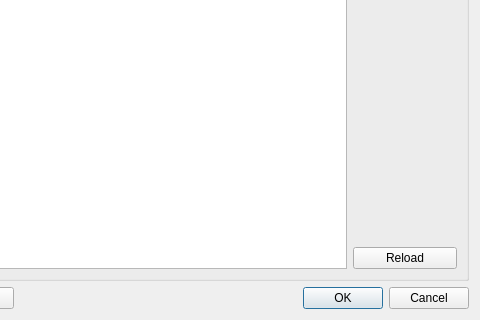
MusculoskeletalAtlasProject/mapclient, file src/mapclient/view/managers/plugins/qt/pluginmanagerdialog.ui: the form before one commit; both pictures show x 87 to 567 and y 176 to 496 of the 567 by 496 pixel window.
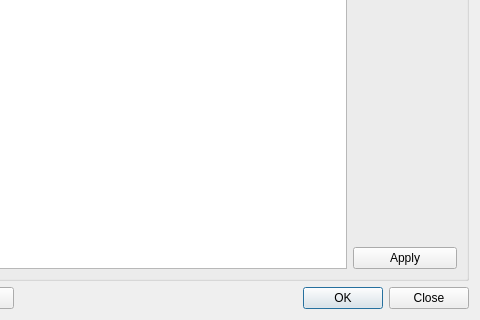
The form after the commit. Icons and pictures are not drawn.

Commit message:
Reworked Plugin Manager buttons.
The "Reload" button has been renamed to "Apply". The "Cancel" button has been renamed to "Close". This more accurately represents the functions of these buttons, so should be more intuitive to the user.

What changed in the file:
```diff
--- a/src/mapclient/view/managers/plugins/qt/pluginmanagerdialog.ui
+++ b/src/mapclient/view/managers/plugins/qt/pluginmanagerdialog.ui
@@ -81,7 +81,7 @@
              <string>Reload the plugins from the current plugin directories</string>
             </property>
             <property name="text">
-             <string>Reload</string>
+             <string>Apply</string>
             </property>
            </widget>
           </item>
@@ -126,7 +126,7 @@
         <enum>Qt::Horizontal</enum>
        </property>
        <property name="standardButtons">
-        <set>QDialogButtonBox::Cancel|QDialogButtonBox::Ok</set>
+        <set>QDialogButtonBox::Close|QDialogButtonBox::Ok</set>
        </property>
       </widget>
      </item>
```
Left out of the diff: 4 changed lines with no effect on the pictures. The commit also changes 2 other files.
